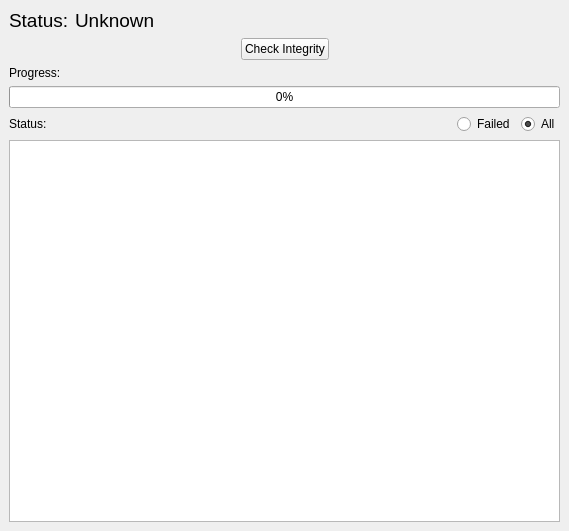
This is Source/ZELNLauncher/ZELNIntegrityWidget.ui in orcun-gokbulut/ze as Qt 5 draws it before an edit. The edited form follows.
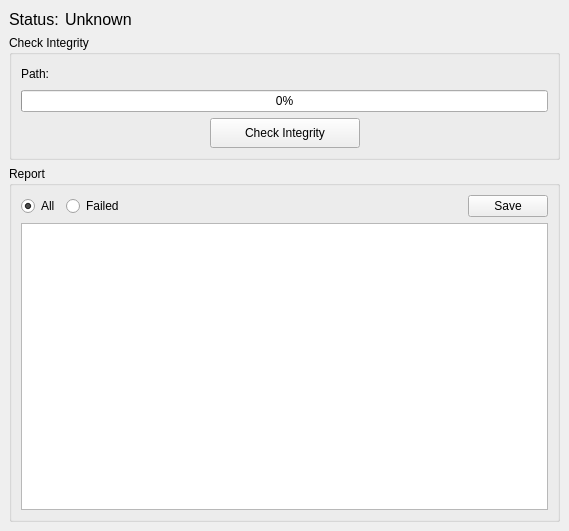
This is the edited form.

Commit message: FIX: Further improvements and bug fixes on ZEITIntegrity and ZELNLauncher module. FIX: ZEString printf problems in ZEMLFormatXMLV1 have been fixed.

Diff of the .ui file:
```diff
--- a/Source/ZELNLauncher/ZELNIntegrityWidget.ui
+++ b/Source/ZELNLauncher/ZELNIntegrityWidget.ui
@@ -31,6 +31,12 @@
    </property>
    <item>
     <widget class="QScrollArea" name="scrollArea_2">
+     <property name="sizePolicy">
+      <sizepolicy hsizetype="Minimum" vsizetype="Expanding">
+       <horstretch>0</horstretch>
+       <verstretch>0</verstretch>
+      </sizepolicy>
+     </property>
      <property name="styleSheet">
       <string notr="true"/>
      </property>
@@ -55,14 +61,14 @@
       <property name="styleSheet">
        <string notr="true"/>
       </property>
-      <layout class="QVBoxLayout" name="verticalLayout_2">
+      <layout class="QVBoxLayout" name="verticalLayout_4">
        <item>
         <layout class="QHBoxLayout" name="horizontalLayout_2">
          <item>
           <widget class="QLabel" name="label_3">
            <property name="font">
             <font>
-             <pointsize>14</pointsize>
+             <pointsize>12</pointsize>
             </font>
            </property>
            <property name="text">
@@ -74,7 +80,9 @@
           <widget class="QLabel" name="lblStatus">
            <property name="font">
             <font>
-             <pointsize>14</pointsize>
+             <pointsize>12</pointsize>
+             <weight>50</weight>
+             <bold>false</bold>
             </font>
            </property>
            <property name="text">
@@ -98,29 +106,47 @@
         </layout>
        </item>
        <item>
-        <layout class="QHBoxLayout" name="horizontalLayout">
-         <item>
-          <spacer name="horizontalSpacer">
-           <property name="orientation">
-            <enum>Qt::Horizontal</enum>
-           </property>
-           <property name="sizeHint" stdset="0">
-            <size>
-             <width>40</width>
-             <height>20</height>
-            </size>
-           </property>
-          </spacer>
-         </item>
-         <item>
-          <widget class="QPushButton" name="btnCheckIntegrity">
-           <property name="text">
+        <widget class="QGroupBox" name="groupBox_2">
+         <property name="title">
             <string>Check Integrity</string>
            </property>
+         <layout class="QVBoxLayout" name="verticalLayout_2">
+          <item>
+           <layout class="QHBoxLayout" name="horizontalLayout_4">
+            <item>
+             <widget class="QLabel" name="label_5">
+              <property name="text">
+               <string>Path:</string>
+              </property>
           </widget>
          </item>
          <item>
-          <spacer name="horizontalSpacer_2">
+             <widget class="QLabel" name="lblPath">
+              <property name="sizePolicy">
+               <sizepolicy hsizetype="Preferred" vsizetype="Preferred">
+                <horstretch>0</horstretch>
+                <verstretch>0</verstretch>
+               </sizepolicy>
+              </property>
+              <property name="maximumSize">
+               <size>
+                <width>450</width>
+                <height>16777215</height>
+               </size>
+              </property>
+              <property name="text">
+               <string/>
+              </property>
+              <property name="scaledContents">
+               <bool>false</bool>
+              </property>
+              <property name="wordWrap">
+               <bool>false</bool>
+              </property>
+             </widget>
+            </item>
+            <item>
+             <spacer name="horizontalSpacer_5">
            <property name="orientation">
             <enum>Qt::Horizontal</enum>
            </property>
@@ -134,13 +160,6 @@
          </item>
         </layout>
        </item>
-       <item>
-        <widget class="QLabel" name="label_2">
-         <property name="text">
-          <string>Progress:</string>
-         </property>
-        </widget>
-       </item>
        <item>
         <widget class="QProgressBar" name="prgProgress">
          <property name="value">
@@ -152,36 +171,61 @@
         </widget>
        </item>
        <item>
+           <layout class="QHBoxLayout" name="horizontalLayout">
+            <item>
+             <spacer name="horizontalSpacer">
+              <property name="orientation">
+               <enum>Qt::Horizontal</enum>
+              </property>
+              <property name="sizeHint" stdset="0">
+               <size>
+                <width>40</width>
+                <height>20</height>
+               </size>
+              </property>
+             </spacer>
+            </item>
+            <item>
+             <widget class="QPushButton" name="btnCheckIntegrity">
+              <property name="minimumSize">
+               <size>
+                <width>150</width>
+                <height>30</height>
+               </size>
+              </property>
+              <property name="text">
+               <string>Check Integrity</string>
+              </property>
+             </widget>
+            </item>
+            <item>
+             <spacer name="horizontalSpacer_2">
+              <property name="orientation">
+               <enum>Qt::Horizontal</enum>
+              </property>
+              <property name="sizeHint" stdset="0">
+               <size>
+                <width>40</width>
+                <height>20</height>
+               </size>
+              </property>
+             </spacer>
+            </item>
+           </layout>
+          </item>
+         </layout>
+        </widget>
+       </item>
+       <item>
+        <widget class="QGroupBox" name="groupBox">
+         <property name="title">
+          <string>Report</string>
+         </property>
+         <layout class="QVBoxLayout" name="verticalLayout_3">
+          <item>
         <layout class="QHBoxLayout" name="horizontalLayout_3">
          <item>
-          <widget class="QLabel" name="label">
-           <property name="text">
-            <string>Status:</string>
-           </property>
-          </widget>
-         </item>
-         <item>
-          <spacer name="horizontalSpacer_4">
-           <property name="orientation">
-            <enum>Qt::Horizontal</enum>
-           </property>
-           <property name="sizeHint" stdset="0">
-            <size>
-             <width>40</width>
-             <height>20</height>
-            </size>
-           </property>
-          </spacer>
-         </item>
-         <item>
-          <widget class="QRadioButton" name="chkFailed">
-           <property name="text">
-            <string>Failed</string>
-           </property>
-          </widget>
-         </item>
-         <item>
-          <widget class="QRadioButton" name="chkAll">
+             <widget class="QRadioButton" name="chkFilterAll">
            <property name="text">
             <string>All</string>
            </property>
@@ -190,10 +234,40 @@
            </property>
           </widget>
          </item>
+            <item>
+             <widget class="QRadioButton" name="chkFilterFailed">
+              <property name="text">
+               <string>Failed</string>
+              </property>
+             </widget>
+            </item>
+            <item>
+             <spacer name="horizontalSpacer_4">
+              <property name="orientation">
+               <enum>Qt::Horizontal</enum>
+              </property>
+              <property name="sizeHint" stdset="0">
+               <size>
+                <width>40</width>
+                <height>20</height>
+               </size>
+              </property>
+             </spacer>
+            </item>
+            <item>
+             <widget class="QPushButton" name="btnSave">
+              <property name="text">
+               <string>Save</string>
+              </property>
+             </widget>
+            </item>
         </layout>
        </item>
        <item>
         <widget class="QTableWidget" name="tblRecords"/>
+          </item>
+         </layout>
+        </widget>
        </item>
       </layout>
      </widget>
```
Lines whose indentation alone changed are shown as unchanged. The commit also changes 10 other files.
